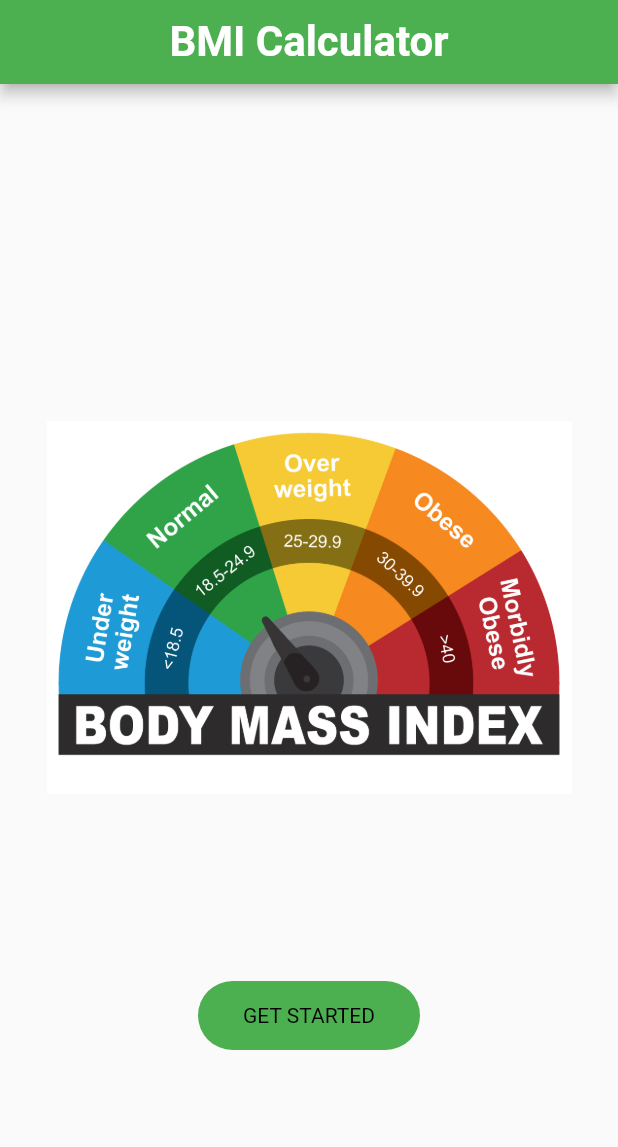
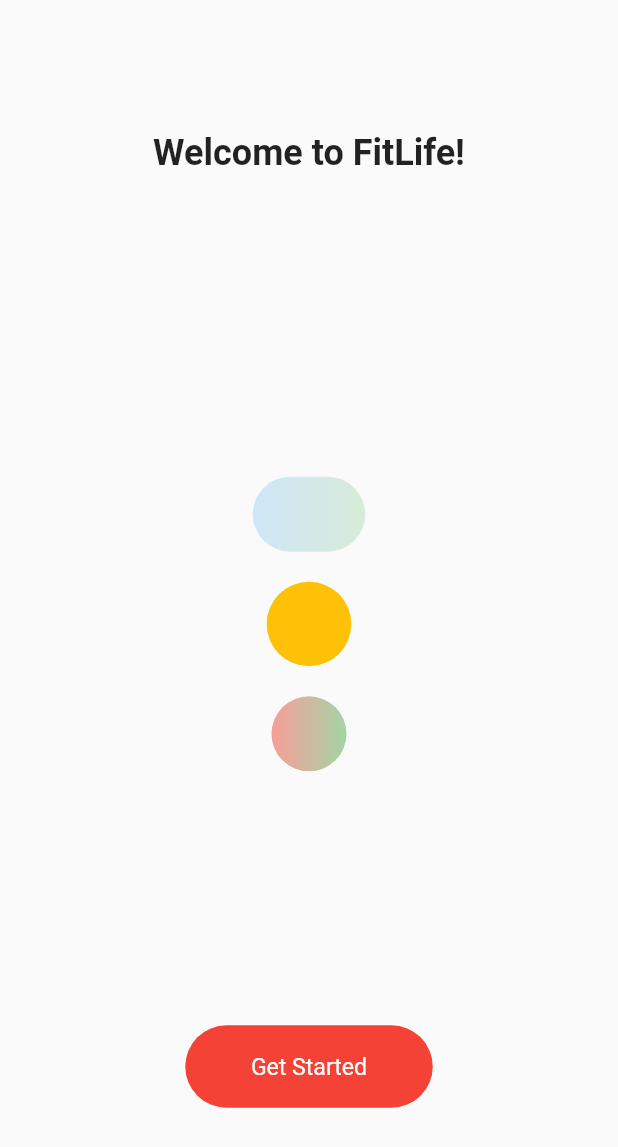
Before and after one commit to krishhh007/Fit-Life, a Flutter app: the screen it shows after launch, on a phone screen of 412 x 824 dp. Shown: the top 1147 px of the screen. Run offline on Flutter 3.47's test engine with Material 2 defaults, Android fonts, the phone set to English and light mode, and no system bars.

Commit message:
WELCOME Page Added

```diff
--- /dev/null
+++ b/lib/fancy_loader.dart
@@ -0,0 +1,25 @@
+
+import 'package:fitlife/fancy_loader_state.dart';
+import 'package:flutter/material.dart';
+
+enum AnimationType {
+  gradient,
+  pulsing,
+  rotating,
+}
+
+class FancyLoader extends StatefulWidget {
+  final AnimationType animationType;
+  final double size;
+  final Duration duration;
+
+  const FancyLoader({
+    Key? key,
+    this.animationType = AnimationType.gradient,
+    this.size = 40.0,
+    this.duration = const Duration(milliseconds: 800), required Color startColor, required Color endColor,
+  }) : super(key: key);
+
+  @override
+  FancyLoaderState createState() => FancyLoaderState();
+}
--- /dev/null
+++ b/lib/fancy_loader_state.dart
@@ -0,0 +1,94 @@
+
+import 'package:fitlife/fancy_loader.dart';
+import 'package:flutter/material.dart';
+
+class FancyLoaderState extends State<FancyLoader>
+    with SingleTickerProviderStateMixin {
+  late AnimationController controller;
+  late Animation<double> animation;
+
+  @override
+  void initState() {
+    super.initState();
+    controller = AnimationController(
+      vsync: this,
+      duration: widget.duration,
+    );
+
+    switch (widget.animationType) {
+      case AnimationType.gradient:
+        animation = Tween(begin: 0.0, end: 1.0).animate(controller);
+        break;
+      case AnimationType.pulsing:
+        animation = Tween(begin: 1.0, end: 2.0).animate(
+          CurvedAnimation(parent: controller, curve: Curves.easeInOut),
+        );
+        break;
+      case AnimationType.rotating:
+        animation = Tween(begin: 0.0, end: 1.0).animate(controller);
+        break;
+    }
+
+    controller.repeat(reverse: true);
+  }
+
+  @override
+  void dispose() {
+    controller.dispose();
+    super.dispose();
+  }
+
+  @override
+  Widget build(BuildContext context) {
+    return Center(
+      child: AnimatedBuilder(
+        animation: animation,
+        builder: (context, child) {
+          switch (widget.animationType) {
+            case AnimationType.gradient:
+              return Container(
+                width: widget.size * 1.5,
+                height: widget.size,
+                decoration: BoxDecoration(
+                  gradient: LinearGradient(
+                    colors: [
+                      Colors.blue.withOpacity(animation.value),
+                      Colors.green.withOpacity(animation.value),
+                    ],
+                  ),
+                  shape: BoxShape.rectangle,
+                  borderRadius: BorderRadius.circular(widget.size / 2),
+                ),
+              );
+            case AnimationType.pulsing:
+              return Container(
+                width: widget.size * animation.value,
+                height: widget.size * animation.value,
+                decoration: const BoxDecoration(
+                  color: Colors.amber,
+                  shape: BoxShape.circle,
+                ),
+              );
+            case AnimationType.rotating:
+              return Transform.rotate(
+                angle: animation.value * (3.1415927 * 2.0), // Full rotation
+                child: Container(
+                  width: widget.size,
+                  height: widget.size,
+                  decoration: BoxDecoration(
+                    gradient: LinearGradient(
+                      colors: [
+                        Colors.green.withOpacity(animation.value),
+                        Colors.red.withOpacity(animation.value),
+                      ],
+                    ),
+                    shape: BoxShape.circle,
+                  ),
+                ),
+              );
+          }
+        },
+      ),
+    );
+  }
+}
--- a/lib/main.dart
+++ b/lib/main.dart
@@ -1,3 +1,4 @@
+import 'package:fitlife/fancy_loader.dart';
 import 'package:flutter/material.dart';
 
 void main() {
@@ -11,15 +12,169 @@ class MyApp extends StatelessWidget {
   @override
   Widget build(BuildContext context) {
     return MaterialApp(
-      title: 'Flutter Demo',
+      title: 'FitLife',
       debugShowCheckedModeBanner: false,
       theme: ThemeData(
-        primarySwatch: Colors.blue,
+        primarySwatch: Colors.orange,
       ),
-      home: const GetStarted(title: 'BMI CALC'),
+      home: const WelcomePage(title: 'FitLife',),
     );
   }
 }
+
+
+class WelcomePage extends StatefulWidget {
+  const WelcomePage({Key? key, required this.title}) : super(key: key);
+
+  final String title;
+
+  @override
+  _WelcomePageState createState() => _WelcomePageState();
+}
+
+class _WelcomePageState extends State<WelcomePage>
+    with SingleTickerProviderStateMixin {
+  late AnimationController _animationController;
+  late Animation<double> _fadeInAnimation;
+  late Animation<double> _buttonScaleAnimation;
+
+  @override
+  void initState() {
+    super.initState();
+    _animationController = AnimationController(
+      vsync: this,
+      duration: const Duration(milliseconds: 800),
+    );
+
+    // Create the fade-in animation for the "Welcome to FitLife!" text
+    _fadeInAnimation = Tween<double>(begin: 0.0, end: 1.0).animate(
+      CurvedAnimation(
+        parent: _animationController,
+        curve: Curves.easeInOut,
+      ),
+    );
+
+    // Create the button scale animation for the "Get Started" button
+    _buttonScaleAnimation = Tween<double>(begin: 1.0, end: 1.1).animate(
+      CurvedAnimation(
+        parent: _animationController,
+        curve: Curves.easeInOut,
+      ),
+    );
+  }
+
+  @override
+  void dispose() {
+    _animationController.dispose();
+    super.dispose();
+  }
+
+  @override
+  Widget build(BuildContext context) {
+    _animationController.forward();
+
+    return Scaffold(
+      body: Center(
+        child: SingleChildScrollView(
+          child: Column(
+            mainAxisAlignment: MainAxisAlignment.center,
+            children: [
+              // Animated "Welcome to FitLife!" text with gradient effect
+              FadeTransition(
+                opacity: _fadeInAnimation,
+                child: ShaderMask(
+                  shaderCallback: (bounds) {
+                    return const LinearGradient(
+                      colors: [Colors.orange, Colors.green],
+                      stops: [0.0, 1.0],
+                    ).createShader(bounds);
+                  },
+                  child: const Text(
+                    'Welcome to FitLife!',
+                    style: TextStyle(
+                      fontSize: 24,
+                      fontWeight: FontWeight.bold,
+                    ),
+                  ),
+                ),
+              ),
+              const SizedBox(height: 50),
+              // Use SizedBox with fixed dimensions to properly display FancyLoader
+              const SizedBox(
+                width: 100,
+                height: 500,
+                child: Column(
+                  mainAxisAlignment: MainAxisAlignment.center,
+                  children: [
+                    FancyLoader(
+                      animationType: AnimationType.gradient,
+                      size: 50.0,
+                      duration: Duration(milliseconds: 1000),
+                      startColor: Colors.blue,
+                      endColor: Colors.green,
+                    ),
+                    SizedBox(height: 20),
+                    FancyLoader(
+                      animationType: AnimationType.pulsing,
+                      size: 50.0,
+                      duration: Duration(milliseconds: 800),
+                      startColor: Colors.blue,
+                      endColor: Colors.green,
+                    ),
+                    SizedBox(height: 20),
+                    FancyLoader(
+                      animationType: AnimationType.rotating,
+                      size: 50.0,
+                      duration: Duration(milliseconds: 1200),
+                      startColor: Colors.blue,
+                      endColor: Colors.green,
+                    ),
+                  ],
+                ),
+              ),
+              const SizedBox(height: 20),
+              // Animated Circular and Red "Get Started" Button with scale effect
+              ScaleTransition(
+                scale: _buttonScaleAnimation,
+                child: Material(
+                  borderRadius: BorderRadius.circular(50),
+                  color: Colors.red,
+                  child: InkWell(
+                    onTap: () => _goToGetStarted(context),
+                    borderRadius: BorderRadius.circular(50),
+                    child: Container(
+                      width: 150,
+                      height: 50,
+                      alignment: Alignment.center,
+                      child: const Text(
+                        'Get Started',
+                        style: TextStyle(color: Colors.white),
+                      ),
+                    ),
+                  ),
+                ),
+              ),
+            ],
+          ),
+        ),
+      ),
+    );
+  }
+
+  // Method to navigate to the GetStarted page
+  void _goToGetStarted(BuildContext context) {
+    Navigator.push(
+      context,
+      MaterialPageRoute(
+        builder: (context) => GetStarted(title: widget.title),
+      ),
+    );
+  }
+}
+
+
+
+
 
 class GetStarted extends StatelessWidget {
   const GetStarted({Key? key, required String title});
@@ -180,20 +335,20 @@ class _HomePageState extends State<HomePage>
     return MaterialApp(
       debugShowCheckedModeBanner: false,
       theme: ThemeData(
-        primarySwatch: Colors.blue,
+        primarySwatch: Colors.blueGrey,
         hintColor: Colors
             .green, // Set the accent color to green for the ElevatedButton
-        textTheme: TextTheme(
+        textTheme: const TextTheme(
           headline6: TextStyle(fontSize: 28, fontWeight: FontWeight.bold),
           bodyText1: TextStyle(fontSize: 20),
         ),
       ),
       home: Scaffold(
-        backgroundColor: const Color.fromARGB(255, 218, 215, 215),
+        backgroundColor:  Colors.white,
         appBar: AppBar(
           title: const Text('BMI Calculator'),
           centerTitle: true,
-          backgroundColor: const Color.fromARGB(255, 2, 94, 169),
+          backgroundColor: Colors.amberAccent,
         ),
         body: GestureDetector(
           onTap: () {
@@ -232,36 +387,35 @@ class _HomePageState extends State<HomePage>
                             controller: _heightController,
                             decoration: InputDecoration(
                               labelText: 'Height (meters)',
-                              prefixIcon: Icon(Icons.height),
+                              prefixIcon: const Icon(Icons.height),
                               border: OutlineInputBorder(
                                 // Add Material Design border
                                 borderRadius: BorderRadius.circular(8.0),
                               ),
-                              fillColor: Colors.lime,
+                              fillColor:  const Color.fromARGB(255, 207, 210, 178),
                               // Set the background color of the field
                               filled:
                                   true, // Set to true to fill the field with the specified color
                             ),
                             keyboardType:
-                                TextInputType.numberWithOptions(decimal: true),
+                                const TextInputType.numberWithOptions(decimal: true),
                           ),
                           const SizedBox(height: 16),
                           TextFormField(
                             controller: _weightController,
                             decoration: InputDecoration(
                               labelText: 'Weight (kilograms)',
-                              prefixIcon: Icon(Icons.line_weight),
+                              prefixIcon: const Icon(Icons.line_weight),
                               border: OutlineInputBorder(
                                 // Add Material Design border
                                 borderRadius: BorderRadius.circular(8.0),
                               ),
-                              fillColor: Colors
-                                  .lime, // Set the background color of the field
+                              fillColor: const Color.fromARGB(255, 207, 210, 178), // Set the background color of the field
                               filled:
                                   true, // Set to true to fill the field with the specified color
                             ),
                             keyboardType:
-                                TextInputType.numberWithOptions(decimal: true),
+                                const TextInputType.numberWithOptions(decimal: true),
                           ),
                         ],
                       ),
```
